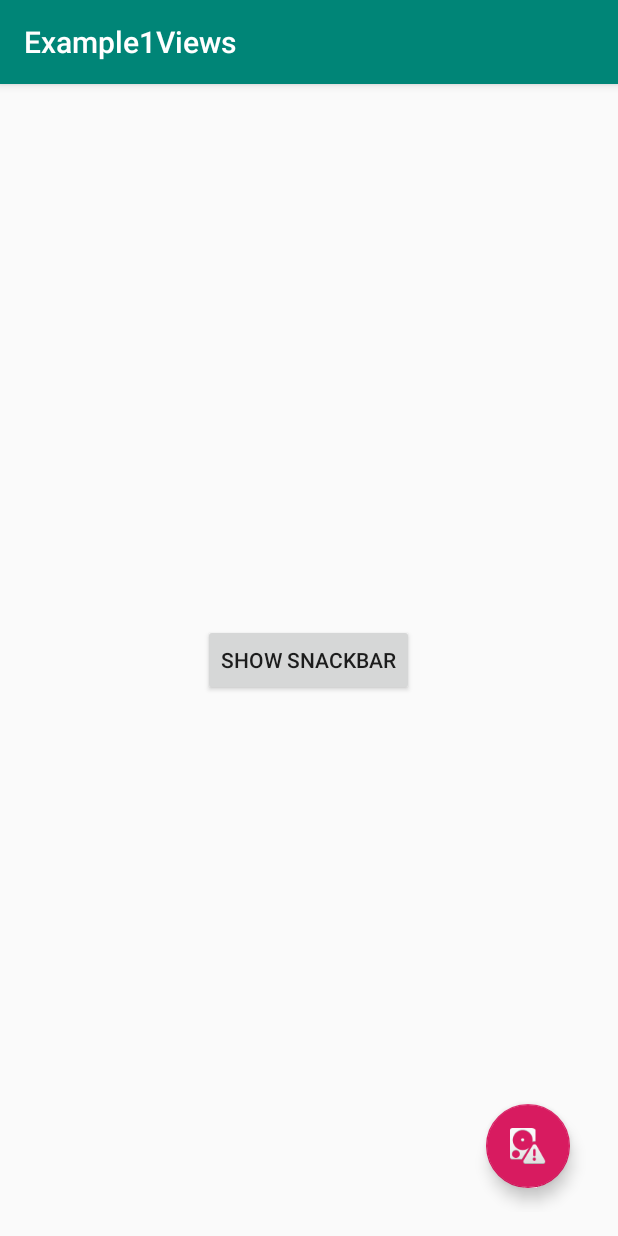
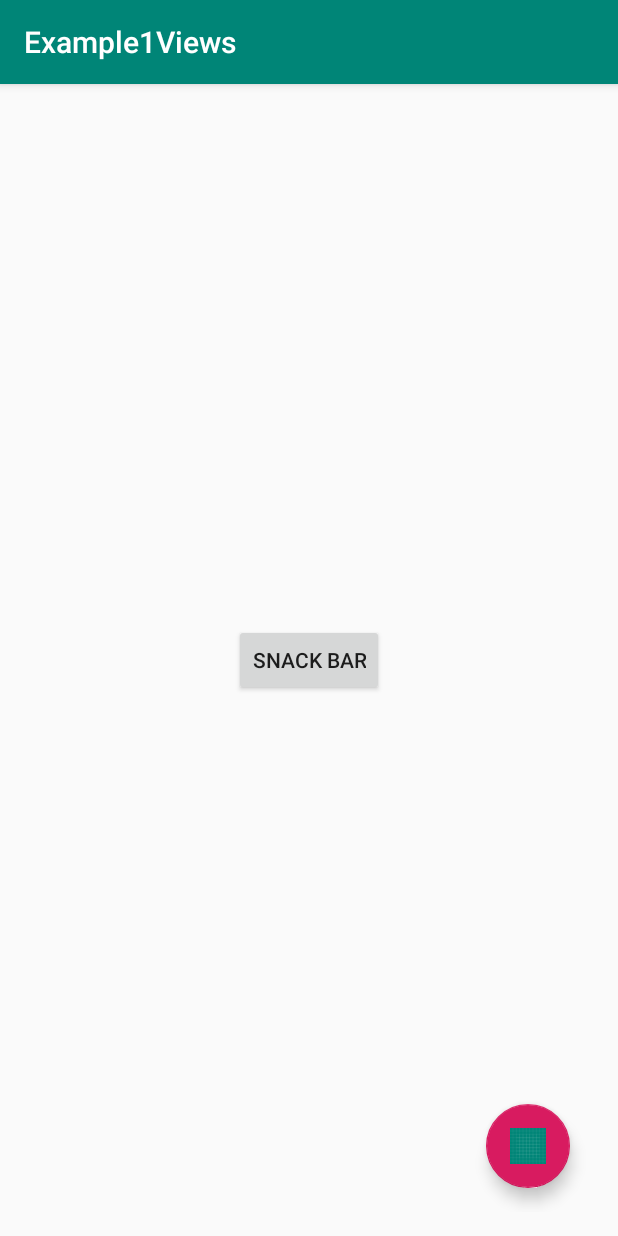
Before and after one commit to praveen1256/Example1Views, an Android app: the FabAndSnackbarActivity screen opened directly, with no data from a screen before it, on a phone screen of 412 x 824 dp. Run offline under Robolectric (Android 15) with nearby library versions, the light colour scheme and no system bars.

Commit message:
Minor changes

```diff
--- a/app/src/main/res/layout/activity_fab_follows_widget.xml
+++ b/app/src/main/res/layout/activity_fab_follows_widget.xml
@@ -24,6 +24,7 @@
                     android:id="@+id/cardView1"
                     android:layout_width="match_parent"
                     android:layout_height="wrap_content"
+                    app:cardElevation="16dp"
                     android:layout_margin="@dimen/card_margin">
 
                     <LinearLayout
@@ -106,6 +107,7 @@
                 </android.support.v7.widget.CardView>
 
             </LinearLayout>
+
         </android.support.v4.widget.NestedScrollView>
 
         <android.support.design.widget.FloatingActionButton
--- a/app/src/main/res/layout/activity_fab_snackbar.xml
+++ b/app/src/main/res/layout/activity_fab_snackbar.xml
@@ -13,7 +13,7 @@
         android:layout_width="wrap_content"
         android:layout_height="wrap_content"
         android:layout_gravity="center"
-        android:text="@string/show_snackbar"/>
+        android:text="Snack Bar"/>
 
     <android.support.design.widget.FloatingActionButton
         android:id="@+id/fab"
@@ -22,6 +22,6 @@
         android:layout_gravity="bottom|right"
         android:layout_marginBottom="@dimen/activity_vertical_margin"
         android:layout_marginRight="@dimen/activity_horizontal_margin"
-        android:src="@android:drawable/ic_popup_disk_full"/>
+        android:src="@drawable/ic_launcher_background"/>
 
 </android.support.design.widget.CoordinatorLayout>
```
Also changed, not shown: app/src/main/java/android/com/example1views/FabAndSnackbarActivity.java (+6 -8 lines).
